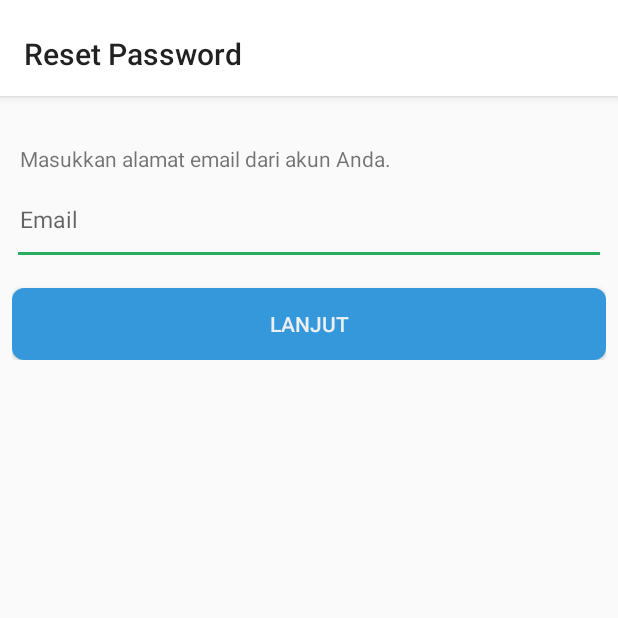
After one commit to rrdea/me-tris, an Android app: the ActivityResetPassword screen opened directly, with no data from a screen before it, on a phone screen of 412 x 824 dp, the top half of it. The commit adds this screen. Run offline under Robolectric (Android 15) with nearby library versions, the phone set to English and light mode, and no system bars.

Commit message:
tampilan reset password masih jelek. udah ah, capek

```diff
--- a/app/src/main/AndroidManifest.xml
+++ b/app/src/main/AndroidManifest.xml
@@ -14,7 +14,7 @@
         android:label="@string/app_name"
         android:roundIcon="@mipmap/ic_launcher_round"
         android:supportsRtl="true"
-        android:theme="@style/AppTheme.NoActionBar">
+        android:theme="@style/Theme.AppCompat.Light.NoActionBar">
         <activity android:name=".HomeActivity">
 
             <!-- <intent-filter> -->
@@ -24,17 +24,16 @@
             <!-- <category android:name="android.intent.category.LAUNCHER" /> -->
             <!-- </intent-filter> -->
         </activity>
-
         <activity
             android:name=".ActivityAuthentication"
             android:label="@string/title_activity_authentication">
-
             <intent-filter>
                 <action android:name="android.intent.action.MAIN" />
 
                 <category android:name="android.intent.category.LAUNCHER" />
             </intent-filter>
         </activity>
+        <activity android:name=".ActivityResetPassword"></activity>
     </application>
 
 </manifest>
--- a/app/src/main/java/com/metris/me_tris/ActivityAuthentication.java
+++ b/app/src/main/java/com/metris/me_tris/ActivityAuthentication.java
@@ -7,7 +7,6 @@ import android.support.v4.app.FragmentPagerAdapter;
 import android.support.v4.view.ViewPager;
 import android.support.v7.app.AppCompatActivity;
 import android.os.Bundle;
-import android.view.animation.RotateAnimation;
 
 import java.util.ArrayList;
 import java.util.List;
@@ -21,9 +20,11 @@ public class ActivityAuthentication extends AppCompatActivity {
 
         ViewPager viewPager = (ViewPager) findViewById(R.id.viewPagerAuth);
         Adapter adapter = new Adapter(getSupportFragmentManager());
-        adapter.addFragment(new FragmentAuthenication_Login(), "LOGIN");
+        adapter.addFragment(new FragmentAuthentication_Login(), "LOGIN");
         adapter.addFragment(new FragmentAuthentication_Register(), "REGISTER");
         viewPager.setAdapter(adapter);
+
+//        getWindow().setBackgroundDrawableResource(R.drawable.bg_login);
 
         TabLayout tabs = (TabLayout) findViewById(R.id.tabAuthentication);
         tabs.setupWithViewPager(viewPager);
--- /dev/null
+++ b/app/src/main/java/com/metris/me_tris/ActivityResetPassword.java
@@ -0,0 +1,17 @@
+package com.metris.me_tris;
+
+import android.support.v7.app.AppCompatActivity;
+import android.os.Bundle;
+import android.support.v7.widget.Toolbar;
+
+public class ActivityResetPassword extends AppCompatActivity {
+
+    @Override
+    protected void onCreate(Bundle savedInstanceState) {
+        super.onCreate(savedInstanceState);
+        setContentView(R.layout.activity_reset_password);
+        Toolbar myToolbar = (Toolbar) findViewById(R.id.my_toolbar);
+        setSupportActionBar(myToolbar);
+        getSupportActionBar().setTitle("Reset Password");
+    }
+}
--- a/app/src/main/java/com/metris/me_tris/FragmentAuthenication_Login.java
+++ b/app/src/main/java/com/metris/me_tris/FragmentAuthentication_Login.java
@@ -22,29 +22,31 @@ import com.google.firebase.auth.FirebaseAuth;
 import com.google.firebase.auth.FirebaseUser;
 
 
-public class FragmentAuthenication_Login extends Fragment {
+public class FragmentAuthentication_Login extends Fragment {
     // UI references.
     private FirebaseAuth mAuth;
     private Button buttonLogin;
     private AutoCompleteTextView editTextEmail;
     private EditText editTextPassword;
     private ProgressBar progressBar;
+    private TextView textViewForgot;
 
     View view;
 
-    public FragmentAuthenication_Login() {
+    public FragmentAuthentication_Login() {
         // Required empty public constructor
     }
 
     @Override
     public View onCreateView(LayoutInflater inflater, ViewGroup container,
                              Bundle savedInstanceState) {
-        view = inflater.inflate(R.layout.fragment_authenication__login, container, false);
+        view = inflater.inflate(R.layout.fragment_authentication_login, container, false);
 
         buttonLogin = (Button) view.findViewById(R.id.email_sign_in_button);
         editTextEmail = (AutoCompleteTextView) view.findViewById(R.id.email);
         editTextPassword = (EditText) view.findViewById(R.id.password);
         progressBar = (ProgressBar) view.findViewById(R.id.login_progress);
+        textViewForgot = (TextView) view.findViewById(R.id.textViewForgotButton);
 
         mAuth = FirebaseAuth.getInstance();
 
@@ -52,6 +54,13 @@ public class FragmentAuthenication_Login extends Fragment {
             @Override
             public void onClick(View v) {
                 login();
+            }
+        });
+
+        textViewForgot.setOnClickListener(new TextView.OnClickListener(){
+            @Override
+            public void onClick(View v) {
+                startActivity(new Intent(getContext(), ActivityResetPassword.class));
             }
         });
 
--- a/app/src/main/java/com/metris/me_tris/FragmentAuthentication_Register.java
+++ b/app/src/main/java/com/metris/me_tris/FragmentAuthentication_Register.java
@@ -12,7 +12,6 @@ import android.widget.AutoCompleteTextView;
 import android.widget.Button;
 import android.widget.EditText;
 import android.widget.ProgressBar;
-import android.widget.TextView;
 import android.widget.Toast;
 
 import com.google.android.gms.tasks.OnCompleteListener;
@@ -49,7 +48,7 @@ public class FragmentAuthentication_Register extends Fragment {
     public View onCreateView(LayoutInflater inflater, ViewGroup container,
                              Bundle savedInstanceState) {
 
-        view = inflater.inflate(R.layout.fragment_authentication__register, container, false);
+        view = inflater.inflate(R.layout.fragment_authentication_register, container, false);
 
         editTextEmailView = (AutoCompleteTextView) view.findViewById(R.id.email);
         editTextPasswordView = (EditText) view.findViewById(R.id.password);
--- /dev/null
+++ b/app/src/main/res/layout/activity_reset_password.xml
@@ -0,0 +1,206 @@
+<?xml version="1.0" encoding="utf-8"?>
+<LinearLayout xmlns:app="http://schemas.android.com/apk/res-auto"
+    xmlns:tools="http://schemas.android.com/tools"
+    xmlns:android="http://schemas.android.com/apk/res/android"
+    android:layout_width="match_parent"
+    android:layout_height="match_parent"
+    tools:context=".ActivityResetPassword"
+    android:orientation="vertical">
+
+    <android.support.design.widget.AppBarLayout
+        android:id="@+id/appbar"
+        android:layout_width="match_parent"
+        android:layout_height="wrap_content"
+        android:paddingTop="@dimen/appbar_padding_top"
+        android:background="@color/white_opaque">
+
+        <android.support.v7.widget.Toolbar
+            android:id="@+id/my_toolbar"
+            android:layout_width="match_parent"
+            android:layout_height="match_parent"
+            android:elevation="4dp"
+            android:theme="@style/ThemeOverlay.AppCompat.ActionBar"
+            app:popupTheme="@style/ThemeOverlay.AppCompat.Light"/>
+    </android.support.design.widget.AppBarLayout>
+
+
+    <ScrollView
+        android:id="@+id/scrollView2"
+        android:layout_width="match_parent"
+        android:layout_height="match_parent"
+        android:layout_marginBottom="8dp"
+        android:layout_marginEnd="8dp"
+        android:layout_marginStart="8dp"
+        android:layout_marginTop="32dp"
+        app:layout_constraintBottom_toBottomOf="parent"
+        app:layout_constraintEnd_toEndOf="parent"
+        app:layout_constraintStart_toStartOf="parent"
+        app:layout_constraintTop_toTopOf="parent">
+
+        <LinearLayout
+            android:layout_width="match_parent"
+            android:layout_height="match_parent"
+            android:gravity="center"
+            android:orientation="vertical">
+
+            <LinearLayout
+                android:layout_width="match_parent"
+                android:layout_height="match_parent"
+                android:gravity="left"
+                android:orientation="vertical">
+
+                <TextView
+                    android:layout_width="match_parent"
+                    android:layout_height="wrap_content"
+                    android:paddingLeft="5sp"
+                    android:text="Masukkan alamat email dari akun Anda." />
+
+                <android.support.design.widget.TextInputLayout
+                    android:layout_width="match_parent"
+                    android:layout_height="wrap_content"
+                    android:layout_alignParentBottom="true"
+                    app:hintEnabled="false"
+                    android:layout_marginBottom="15dp">
+
+                    <EditText
+                        android:id="@+id/editTextEmailLupaPassword"
+                        android:layout_width="match_parent"
+                        android:layout_height="match_parent"
+                        android:hint="Email"
+                        android:imeActionId="6"
+                        android:imeActionLabel="@string/action_sign_in_short"
+                        android:imeOptions="actionUnspecified"
+                        android:inputType="textEmailAddress"
+                        android:maxLines="1"
+                        android:singleLine="true"
+                        android:textSize="15dp"
+                        android:theme="@style/EditTextTheme" />
+
+                </android.support.design.widget.TextInputLayout>
+
+                <Button
+                    android:id="@+id/buttonSendMeCode"
+                    android:layout_width="match_parent"
+                    android:layout_height="wrap_content"
+                    android:layout_alignParentBottom="true"
+                    android:layout_alignParentEnd="true"
+                    android:background="@drawable/roundedbutton"
+                    android:text="Lanjut"
+                    android:textColor="@color/colorWhite" />
+            </LinearLayout>
+
+            <Space
+                android:layout_width="match_parent"
+                android:layout_height="100dp" />
+
+            <LinearLayout
+                android:layout_width="match_parent"
+                android:layout_height="wrap_content"
+                android:gravity="center"
+                android:orientation="vertical"
+                android:visibility="gone">
+
+                <TextView
+                    android:layout_width="match_parent"
+                    android:layout_height="wrap_content"
+                    android:paddingLeft="5sp"
+                    android:text="Masukkan kode verifikasi yang telah dikirim ke alamat email Anda." />
+
+                <android.support.design.widget.TextInputLayout
+                    android:layout_width="match_parent"
+                    android:layout_height="wrap_content"
+                    app:hintEnabled="false">
+
+                    <!--will be a number input-->
+                    <EditText
+                        android:id="@+id/kodeVerifikasi"
+                        android:layout_width="match_parent"
+                        android:layout_height="wrap_content"
+                        android:hint="Kode Verifikasi"
+                        android:imeActionId="6"
+                        android:imeActionLabel="@string/action_sign_in_short"
+                        android:imeOptions="actionUnspecified"
+                        android:inputType="number"
+                        android:maxLines="1"
+                        android:singleLine="true"
+                        android:textSize="15dp"
+                        android:theme="@style/EditTextTheme" />
+
+                </android.support.design.widget.TextInputLayout>
+            </LinearLayout>
+
+            <Space
+                android:layout_width="match_parent"
+                android:layout_height="100dp" />
+
+            <LinearLayout
+                android:layout_width="match_parent"
+                android:layout_height="wrap_content"
+                android:gravity="center"
+                android:orientation="vertical"
+                android:visibility="gone">
+
+                <TextView
+                    android:layout_width="match_parent"
+                    android:layout_height="wrap_content"
+                    android:paddingLeft="5sp"
+                    android:text="Atur ulang password Anda." />
+
+                <android.support.design.widget.TextInputLayout
+                    android:layout_width="match_parent"
+                    android:layout_height="wrap_content"
+                    app:hintEnabled="false">
+
+                    <!--will be a textpassword input-->
+                    <EditText
+                        android:id="@+id/password"
+                        android:layout_width="match_parent"
+                        android:layout_height="wrap_content"
+                        android:hint="Password Baru"
+                        android:imeActionId="6"
+                        android:imeActionLabel="@string/action_sign_in_short"
+                        android:imeOptions="actionUnspecified"
+                        android:inputType="textPassword"
+                        android:maxLines="1"
+                        android:singleLine="true"
+                        android:textSize="15dp"
+                        android:theme="@style/EditTextTheme" />
+
+                </android.support.design.widget.TextInputLayout>
+
+                <android.support.design.widget.TextInputLayout
+                    android:layout_width="match_parent"
+                    android:layout_height="wrap_content"
+                    app:hintEnabled="false">
+
+                    <!--will be a textpassword input-->
+                    <EditText
+                        android:id="@+id/validate_password"
+                        android:layout_width="match_parent"
+                        android:layout_height="wrap_content"
+                        android:hint="@string/prompt_password_ulangi"
+                        android:imeActionId="6"
+                        android:imeActionLabel="@string/action_sign_in_short"
+                        android:imeOptions="actionUnspecified"
+                        android:inputType="numberPassword"
+                        android:maxLines="1"
+                        android:shadowColor="@color/colorAccent"
+                        android:singleLine="true"
+                        android:textSize="15dp"
+                        android:theme="@style/EditTextTheme" />
+
+                </android.support.design.widget.TextInputLayout>
+            </LinearLayout>
+
+            <Button
+                android:id="@+id/buttonAturUlangPassword"
+                android:layout_width="match_parent"
+                android:layout_height="wrap_content"
+                android:background="@drawable/roundedbutton"
+                android:text="Atur"
+                android:textColor="@color/colorWhite"
+                android:visibility="gone"/>
+        </LinearLayout>
+    </ScrollView>
+
+</LinearLayout>
--- a/app/src/main/res/layout/fragment_authenication__login.xml
+++ b/app/src/main/res/layout/fragment_authentication_login.xml
@@ -10,7 +10,7 @@
     android:paddingLeft="@dimen/activity_horizontal_margin"
     android:paddingRight="@dimen/activity_horizontal_margin"
     android:paddingTop="@dimen/activity_vertical_margin"
-    tools:context=".FragmentAuthenication_Login">
+    tools:context=".FragmentAuthentication_Login">
 
     <LinearLayout
         android:id="@+id/login_logo"
@@ -55,6 +55,10 @@
 
             </android.support.design.widget.TextInputLayout>
 
+            <RelativeLayout
+                android:layout_width="match_parent"
+                android:layout_height="wrap_content">
+
                 <android.support.design.widget.TextInputLayout
                     android:layout_width="match_parent"
                     android:layout_height="wrap_content"
@@ -67,14 +71,23 @@
                         android:hint="@string/prompt_password"
                         android:imeActionId="6"
                         android:imeActionLabel="@string/action_sign_in_short"
-                    android:textSize="15dp"
                         android:imeOptions="actionUnspecified"
                         android:inputType="textPassword"
                         android:maxLines="1"
                         android:singleLine="true"
-                    android:theme="@style/EditTextTheme"/>
+                        android:textSize="15dp"
+                        android:theme="@style/EditTextTheme" />
 
                 </android.support.design.widget.TextInputLayout>
+
+                <TextView
+                    android:layout_width="wrap_content"
+                    android:layout_height="match_parent"
+                    android:layout_alignParentEnd="true"
+                    android:layout_centerVertical="true"
+                    android:text="Lupa?"
+                    android:id="@+id/textViewForgotButton"/>
+            </RelativeLayout>
 
             <Button
                 android:id="@+id/email_sign_in_button"
```
Also changed, not shown: app/src/main/res/drawable/bg_login.jpg (added), app/src/main/res/layout/fragment_authentication_register.xml (renamed from app/src/main/res/layout/fragment_authentication__register.xml). Lines whose indentation alone changed are shown as unchanged.
